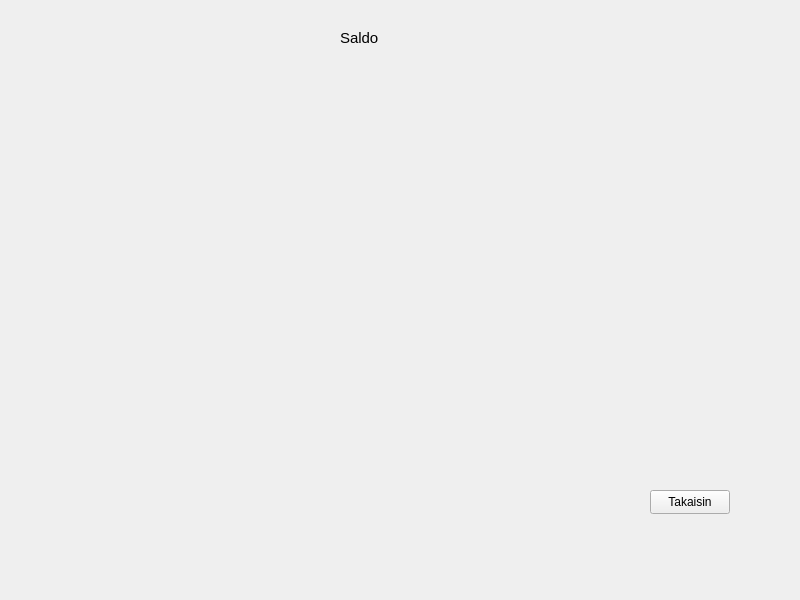
This is frontend/balancewindow.ui in 22kmo-project/group_10 as Qt 5 draws it before an edit. The edited form follows.
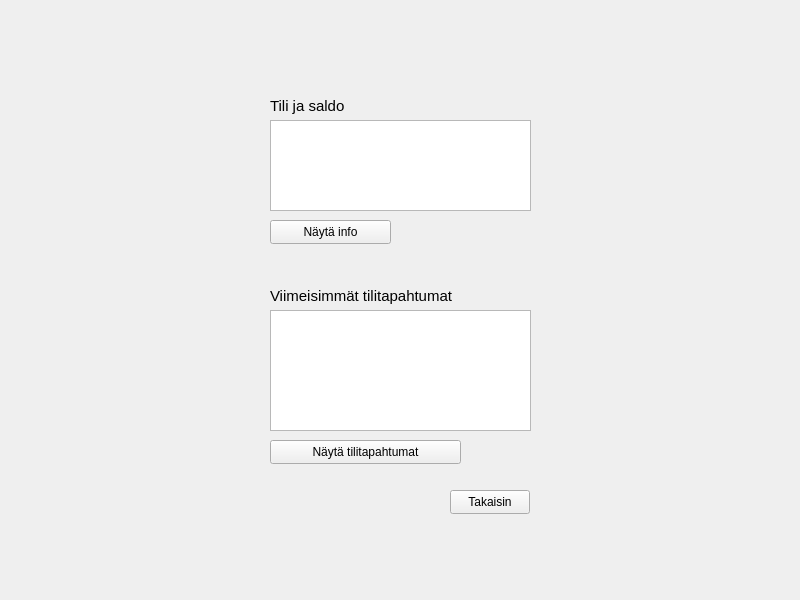
This is the edited form.

```diff
--- a/frontend/balancewindow.ui
+++ b/frontend/balancewindow.ui
@@ -16,10 +16,10 @@
   <widget class="QLabel" name="label">
    <property name="geometry">
     <rect>
-     <x>340</x>
-     <y>30</y>
-     <width>49</width>
-     <height>16</height>
+     <x>270</x>
+     <y>90</y>
+     <width>131</width>
+     <height>31</height>
     </rect>
    </property>
    <property name="font">
@@ -28,13 +28,13 @@
     </font>
    </property>
    <property name="text">
-    <string>Saldo</string>
+    <string>Tili ja saldo</string>
    </property>
   </widget>
   <widget class="QPushButton" name="returnToMenu">
    <property name="geometry">
     <rect>
-     <x>650</x>
+     <x>450</x>
      <y>490</y>
      <width>80</width>
      <height>24</height>
@@ -44,6 +44,76 @@
     <string>Takaisin</string>
    </property>
   </widget>
+  <widget class="QPushButton" name="showBalance">
+   <property name="geometry">
+    <rect>
+     <x>270</x>
+     <y>220</y>
+     <width>121</width>
+     <height>24</height>
+    </rect>
+   </property>
+   <property name="text">
+    <string>Näytä info</string>
+   </property>
+  </widget>
+  <widget class="QTextEdit" name="balance">
+   <property name="geometry">
+    <rect>
+     <x>270</x>
+     <y>120</y>
+     <width>261</width>
+     <height>91</height>
+    </rect>
+   </property>
+   <property name="readOnly">
+    <bool>true</bool>
+   </property>
+  </widget>
+  <widget class="QTextEdit" name="accountTraffic">
+   <property name="geometry">
+    <rect>
+     <x>270</x>
+     <y>310</y>
+     <width>261</width>
+     <height>121</height>
+    </rect>
+   </property>
+   <property name="readOnly">
+    <bool>true</bool>
+   </property>
+  </widget>
+  <widget class="QPushButton" name="showAccountTraffic">
+   <property name="geometry">
+    <rect>
+     <x>270</x>
+     <y>440</y>
+     <width>191</width>
+     <height>24</height>
+    </rect>
+   </property>
+   <property name="text">
+    <string>Näytä tilitapahtumat</string>
+   </property>
+  </widget>
+  <widget class="QLabel" name="saldoLabel_2">
+   <property name="geometry">
+    <rect>
+     <x>270</x>
+     <y>270</y>
+     <width>261</width>
+     <height>51</height>
+    </rect>
+   </property>
+   <property name="font">
+    <font>
+     <pointsize>11</pointsize>
+    </font>
+   </property>
+   <property name="text">
+    <string>Viimeisimmät tilitapahtumat</string>
+   </property>
+  </widget>
  </widget>
  <resources/>
  <connections/>
```
Left out of the diff: 2 changed lines with no effect on the pictures.
